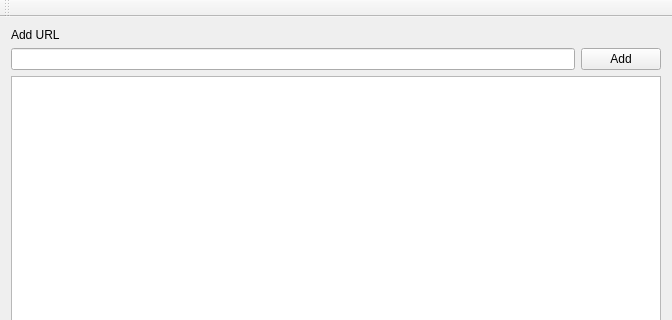
This is retro/mainwindow.ui in sriks/decii as Qt 5 draws it before an edit; both pictures show x 0 to 672 and y 0 to 320 of the 672 by 609 pixel window. The edited form follows.
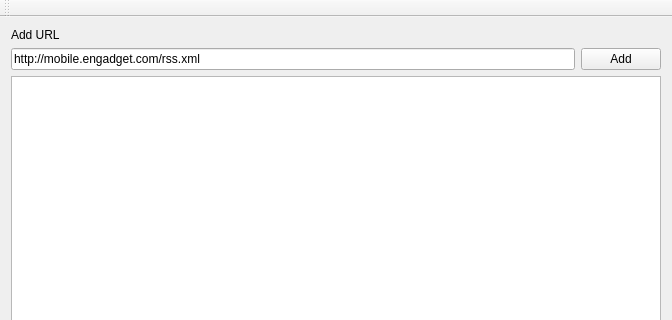
This is the edited form.

Commit message: updated .pro to normalize build target in unix. modified tray icon display

Diff of the .ui file:
```diff
--- a/retro/mainwindow.ui
+++ b/retro/mainwindow.ui
@@ -29,7 +29,11 @@
            </widget>
           </item>
           <item row="1" column="0">
-           <widget class="QLineEdit" name="urleditor"/>
+           <widget class="QLineEdit" name="urleditor">
+            <property name="text">
+             <string>http://mobile.engadget.com/rss.xml</string>
+            </property>
+           </widget>
           </item>
           <item row="1" column="1">
            <widget class="QPushButton" name="add">
```
Left out of the diff: 2 changed lines with no effect on the pictures. The commit also changes 2 other files.
